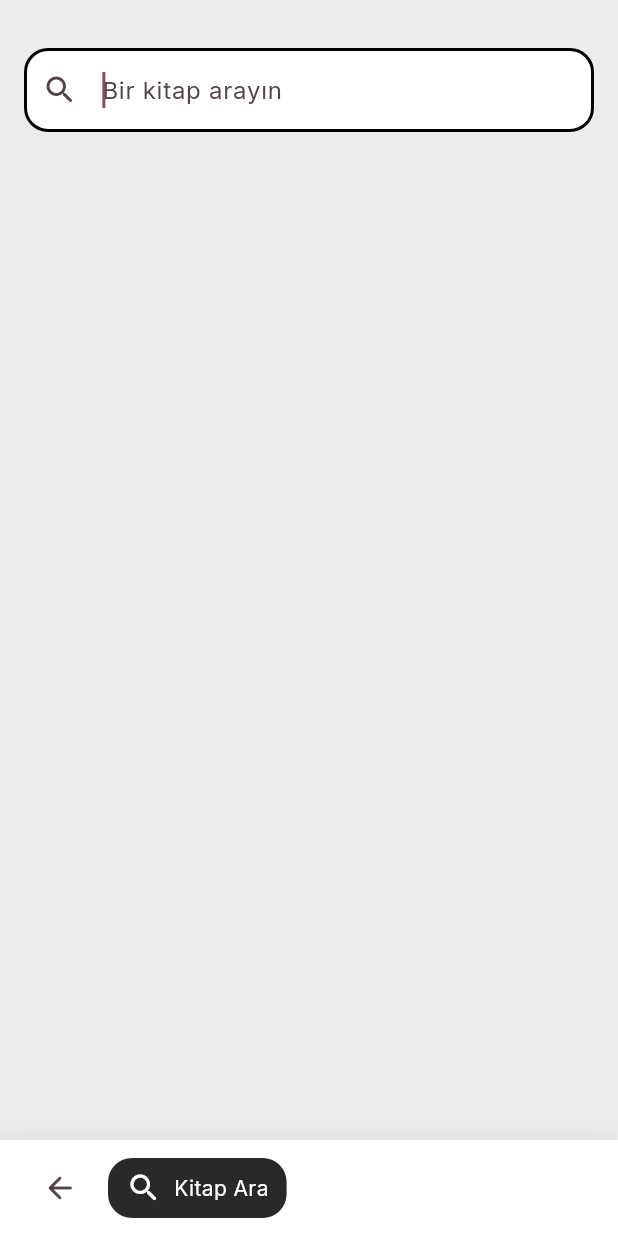
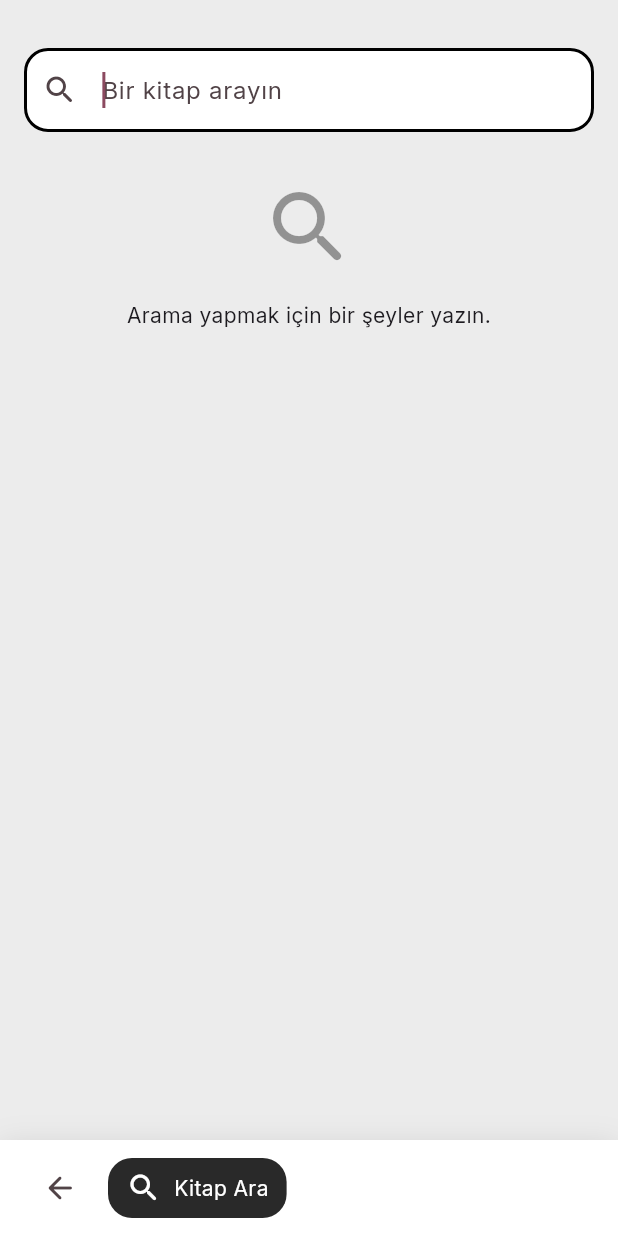
Before and after one commit to berkakkaya/bookfinder_app, a Flutter app: the BookSearchScreen screen opened directly with empty values, on a phone screen of 412 x 824 dp. Run offline on Flutter 3.47's test engine with Material 3 defaults, Android fonts, the phone set to English and light mode, and no system bars; our stand-ins replace dio, google_fonts, shared_preferences; accounts and stored records are empty.

Commit message:
screens: make book search field functionable

```diff
--- a/lib/screens/search/book_search_screen.dart
+++ b/lib/screens/search/book_search_screen.dart
@@ -1,3 +1,9 @@
+import "dart:async";
+
+import "package:bookfinder_app/extensions/snackbars.dart";
+import "package:bookfinder_app/models/api_response.dart";
+import "package:bookfinder_app/services/api/api_bookdatas_subservice.dart";
+import "package:bookfinder_app/services/api/api_service_auth.dart";
 import "package:bookfinder_app/widgets/custom_bottom_navbar.dart";
 import "package:flutter/material.dart";
 
@@ -14,6 +20,10 @@ class BookSearchScreen extends StatefulWidget {
 }
 
 class _BookSearchScreenState extends State<BookSearchScreen> {
+  Timer? _searchDebounce;
+  List<Map<String, dynamic>>? searchResults;
+  bool isSearching = false;
+
   @override
   void initState() {
     super.initState();
@@ -28,7 +38,54 @@ class _BookSearchScreenState extends State<BookSearchScreen> {
   }
 
   @override
+  void dispose() {
+    _searchDebounce?.cancel();
+
+    super.dispose();
+  }
+
+  @override
   Widget build(BuildContext context) {
+    late final Widget content;
+
+    if (searchResults == null) {
+      content = Center(
+        child: Column(
+          mainAxisSize: MainAxisSize.min,
+          children: const [
+            Icon(Icons.search_rounded, size: 64, color: Colors.black38),
+            SizedBox(height: 16),
+            Text(
+              "Arama yapmak için bir şeyler yazın.",
+              textAlign: TextAlign.center,
+            ),
+          ],
+        ),
+      );
+    } else if (searchResults!.isEmpty) {
+      content = Center(
+        child: Column(
+          mainAxisSize: MainAxisSize.min,
+          children: const [
+            Icon(Icons.search_rounded, size: 64, color: Colors.black38),
+            SizedBox(height: 16),
+            Text(
+              "Arama sonucu bulunamadı. Lütfen başka bir şey deneyin.",
+              textAlign: TextAlign.center,
+            ),
+          ],
+        ),
+      );
+    } else {
+      content = Column(
+        children: searchResults!.map((e) {
+          return ListTile(
+            title: Text(e["title"] as String),
+          );
+        }).toList(),
+      );
+    }
+
     return Scaffold(
       body: SafeArea(
         child: ListView(
@@ -46,13 +103,26 @@ class _BookSearchScreenState extends State<BookSearchScreen> {
                     border: OutlineInputBorder(
                       borderRadius: BorderRadius.circular(16),
                     ),
+                    suffixIcon: isSearching
+                        ? Padding(
+                            padding: const EdgeInsets.only(right: 16),
+                            child: const CircularProgressIndicator(),
+                          )
+                        : null,
+                    suffixIconConstraints: const BoxConstraints(
+                      maxHeight: 16,
+                      maxWidth: 32,
+                    ),
                   ),
                   onTapOutside: (event) {
                     widget.searchFieldFocusNode.unfocus();
                   },
+                  onChanged: _onSearchFieldChanged,
                 ),
               ),
             ),
+            const SizedBox(height: 32),
+            content,
           ],
         ),
       ),
@@ -63,4 +133,61 @@ class _BookSearchScreenState extends State<BookSearchScreen> {
       ),
     );
   }
+
+  void _onSearchFieldChanged(String value) {
+    if (_searchDebounce?.isActive ?? false) {
+      _searchDebounce?.cancel();
+    }
+
+    if (value.length < 3) {
+      setState(() {
+        searchResults = null;
+      });
+
+      return;
+    }
+
+    _searchDebounce = Timer(
+      const Duration(milliseconds: 300),
+      () => _onSearchFieldSubmitted(value),
+    );
+  }
+
+  Future<void> _onSearchFieldSubmitted(String value) async {
+    setState(() {
+      isSearching = true;
+    });
+
+    final result = await ApiServiceAuth.reqWithAuthCheck(
+      (authHeader) => ApiBookdatasSubservice.searchBooks(
+        value,
+        authHeader: authHeader,
+      ),
+    );
+
+    if (![ResponseStatus.ok, ResponseStatus.notFound].contains(result.status)) {
+      if (mounted) {
+        setState(() {
+          isSearching = false;
+          searchResults = null;
+        });
+
+        context.showSnackbar(
+          "Arama sırasında bir hata oluştu.",
+          type: SnackbarType.error,
+        );
+      }
+
+      return;
+    }
+
+    if (mounted) {
+      setState(() {
+        isSearching = false;
+        searchResults = result.status == ResponseStatus.notFound
+            ? []
+            : result.data as List<Map<String, dynamic>>;
+      });
+    }
+  }
 }
```
